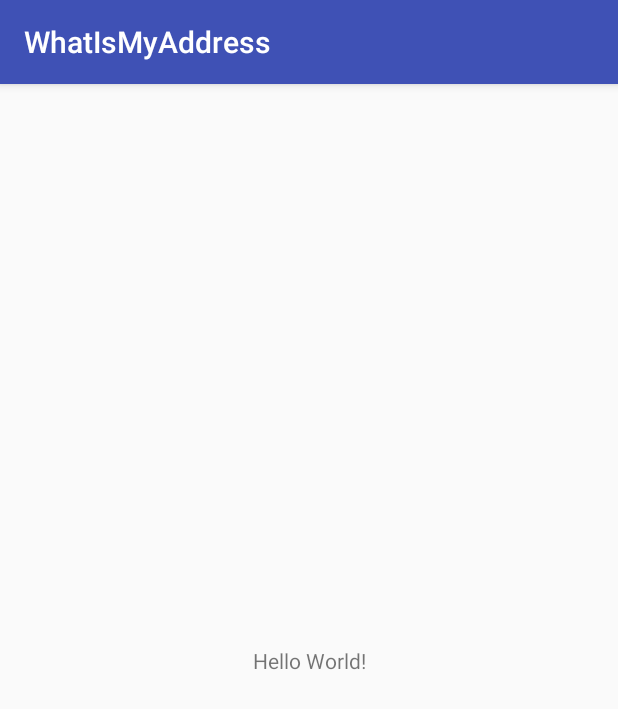
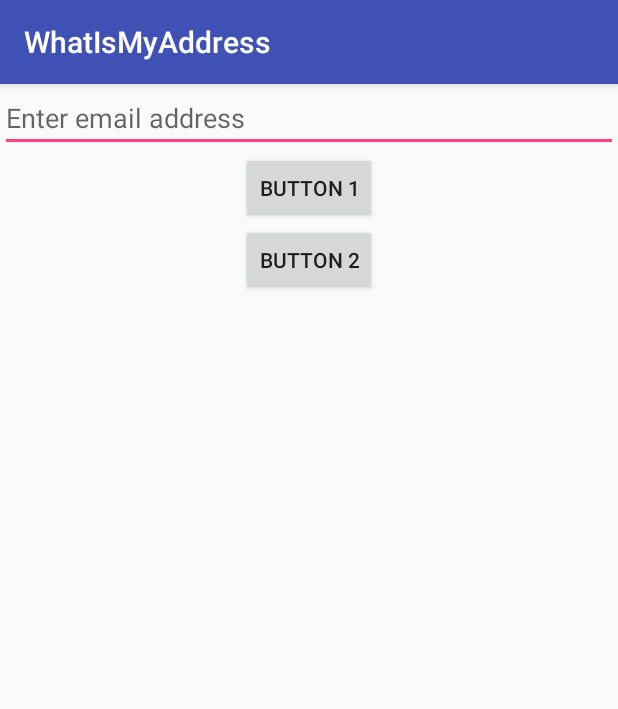
Before and after one commit to vcrleon/WhatIsMyAddress, an Android app: the screen it shows after launch (MainActivity), on a phone screen of 412 x 824 dp. Shown: the top 709 px of the screen. Run offline under Robolectric (Android 15) with nearby library versions, the phone set to English and light mode, and no system bars.

Commit message:
part01 commit

```diff
--- a/app/src/main/AndroidManifest.xml
+++ b/app/src/main/AndroidManifest.xml
@@ -16,6 +16,7 @@
                 <category android:name="android.intent.category.LAUNCHER" />
             </intent-filter>
         </activity>
+        <activity android:name=".RecyclerActivity"></activity>
     </application>
 
 </manifest>
--- a/app/src/main/java/com/example/c4q/whatismyaddress/MainActivity.java
+++ b/app/src/main/java/com/example/c4q/whatismyaddress/MainActivity.java
@@ -1,13 +1,53 @@
 package com.example.c4q.whatismyaddress;
 
+import android.content.Intent;
 import android.support.v7.app.AppCompatActivity;
+import android.content.SharedPreferences;
 import android.os.Bundle;
+import android.view.View;
+import android.widget.Button;
+import android.widget.EditText;
 
 public class MainActivity extends AppCompatActivity {
+
+    private static final String SHARED_PREFS_KEY = "address_shared_preferences";
+    private SharedPreferences address;
+    private EditText email;
+    private Button buttonOne;
+    private Button buttonTwo;
+
 
     @Override
     protected void onCreate(Bundle savedInstanceState) {
         super.onCreate(savedInstanceState);
         setContentView(R.layout.activity_main);
+
+        email = findViewById(R.id.email_edittext);
+        buttonOne = findViewById(R.id.button01);
+        buttonTwo = findViewById(R.id.button02);
+
+        address = getApplicationContext().getSharedPreferences(SHARED_PREFS_KEY, MODE_PRIVATE);
+
+        buttonOne.setOnClickListener(new View.OnClickListener() {
+            @Override
+            public void onClick(View view) {
+                SharedPreferences.Editor editor = address.edit();
+                editor.putString("email address", email.getText().toString());
+                email.setText(address.getString("email address", null));
+            }
+        });
+
+        buttonTwo.setOnClickListener(new View.OnClickListener() {
+            @Override
+            public void onClick(View view) {
+
+                Intent intent = new Intent(MainActivity.this, RecyclerActivity.class);
+                intent.putExtra("sharedpref", SHARED_PREFS_KEY);
+                startActivity(intent);
+
+
+            }
+        });
+
     }
 }
--- /dev/null
+++ b/app/src/main/java/com/example/c4q/whatismyaddress/RecyclerActivity.java
@@ -0,0 +1,13 @@
+package com.example.c4q.whatismyaddress;
+
+import android.support.v7.app.AppCompatActivity;
+import android.os.Bundle;
+
+public class RecyclerActivity extends AppCompatActivity {
+
+    @Override
+    protected void onCreate(Bundle savedInstanceState) {
+        super.onCreate(savedInstanceState);
+        setContentView(R.layout.activity_recycler);
+    }
+}
--- a/app/src/main/res/layout/activity_main.xml
+++ b/app/src/main/res/layout/activity_main.xml
@@ -1,18 +1,42 @@
 <?xml version="1.0" encoding="utf-8"?>
-<android.support.constraint.ConstraintLayout xmlns:android="http://schemas.android.com/apk/res/android"
+<LinearLayout xmlns:android="http://schemas.android.com/apk/res/android"
     xmlns:app="http://schemas.android.com/apk/res-auto"
     xmlns:tools="http://schemas.android.com/tools"
     android:layout_width="match_parent"
     android:layout_height="match_parent"
+    android:orientation="vertical"
     tools:context="com.example.c4q.whatismyaddress.MainActivity">
 
-    <TextView
-        android:layout_width="wrap_content"
+    <EditText
+        android:id="@+id/email_edittext"
+        android:layout_width="match_parent"
         android:layout_height="wrap_content"
-        android:text="Hello World!"
-        app:layout_constraintBottom_toBottomOf="parent"
-        app:layout_constraintLeft_toLeftOf="parent"
-        app:layout_constraintRight_toRightOf="parent"
-        app:layout_constraintTop_toTopOf="parent" />
+        android:hint="Enter email address"
+        android:inputType="textWebEmailAddress"/>
 
-</android.support.constraint.ConstraintLayout>
+    <LinearLayout
+        android:layout_weight="1"
+        android:orientation="vertical"
+        android:layout_width="match_parent"
+        android:layout_height="0dp">
+
+        <Button
+            android:id="@+id/button01"
+            android:layout_width="wrap_content"
+            android:layout_height="wrap_content"
+            android:layout_gravity="center"
+            android:text="Button 1"/>
+
+        <Button
+            android:id="@+id/button02"
+            android:layout_width="wrap_content"
+            android:layout_height="wrap_content"
+            android:layout_gravity="center"
+            android:text="Button 2"/>
+
+
+    </LinearLayout>
+
+
+
+</LinearLayout>
--- /dev/null
+++ b/app/src/main/res/layout/activity_recycler.xml
@@ -0,0 +1,9 @@
+<?xml version="1.0" encoding="utf-8"?>
+<android.support.constraint.ConstraintLayout xmlns:android="http://schemas.android.com/apk/res/android"
+    xmlns:app="http://schemas.android.com/apk/res-auto"
+    xmlns:tools="http://schemas.android.com/tools"
+    android:layout_width="match_parent"
+    android:layout_height="match_parent"
+    tools:context="com.example.c4q.whatismyaddress.RecyclerActivity">
+
+</android.support.constraint.ConstraintLayout>
```
